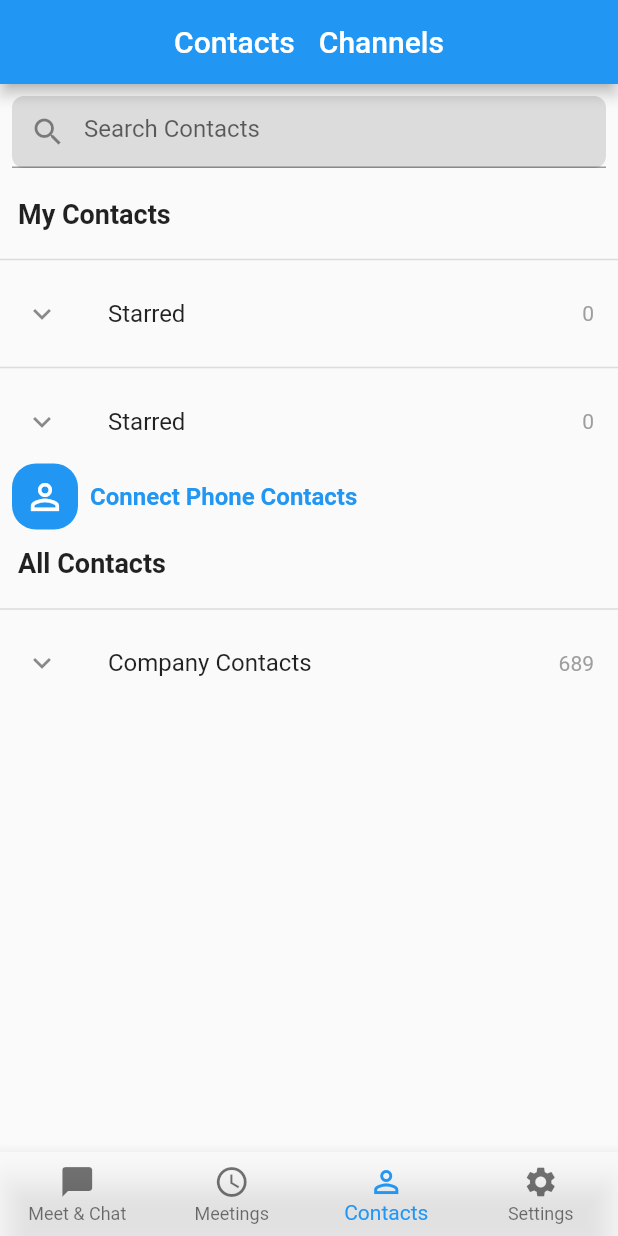
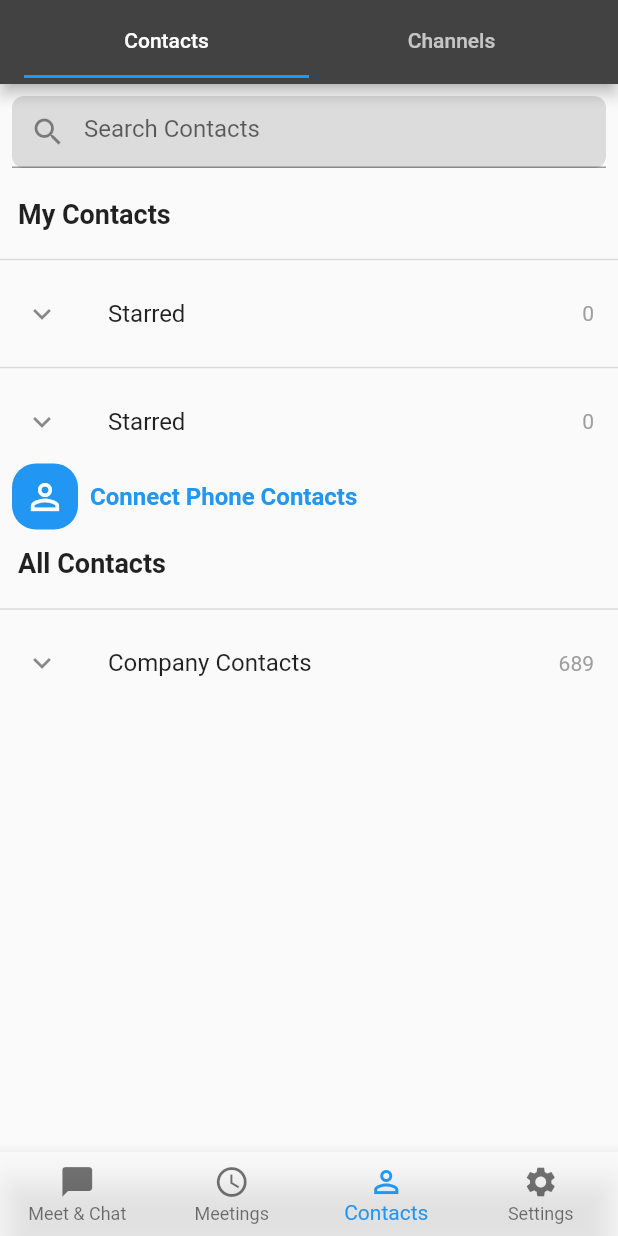
Before and after one commit to kwe-k-u/Cloning-Zoom, a Flutter app: the screen it shows after launch, item 3 of the bottom bar chosen, on a phone screen of 412 x 824 dp. Run offline on Flutter 3.47's test engine with Material 2 defaults, Android fonts, the phone set to English and light mode, and no system bars.

Commit message:
ContactHandler refined

```diff
--- a/lib/UI/contactsHandler.dart
+++ b/lib/UI/contactsHandler.dart
@@ -10,23 +10,26 @@ class _ContactsHandler extends State<ContactsHandler> {
   Widget build(BuildContext context) {
     return MaterialApp(
       debugShowCheckedModeBanner: false,
-      home: Scaffold(
-        appBar: AppBar(
-          title: Row(
-            mainAxisAlignment: MainAxisAlignment.center,
+      home: DefaultTabController(
+        length: 2,
+        initialIndex: 0,
+        child: Scaffold(
+          appBar: AppBar(
+            backgroundColor: Colors.grey.shade800,
+            title: TabBar(
+              tabs: <Widget>[
+                Tab(text: "Contacts",),
+                Tab(text: "Channels",),
+              ],
+            ),
+          ),
+          body: TabBarView(
             children: <Widget>[
-              Padding(
-                padding: const EdgeInsets.all(8.0),
-                child: Tab(text: "Contacts",),
-              ),
-              Padding(
-                padding: const EdgeInsets.all(8.0),
-                child: Tab(text: "Channels",),
-              ),
+              contacts(),
+              channels()
             ],
           ),
         ),
-        body: contacts(),
       )
     );
   }
```
